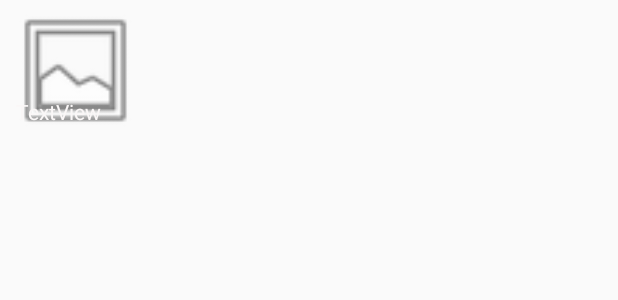
After one commit to devildanger973/samplemvvm, an Android app: the layout item_selected_add.xml on its own in the app's theme, with its tools: preview values and no code run, on a phone screen of 412 x 824 dp. The commit adds this screen. Shown: the top 300 px of the screen. Run offline under Robolectric (Android 15) with nearby library versions, the phone set to English and light mode, and no system bars.

Commit message:
add item

```diff
--- a/app/src/main/AndroidManifest.xml
+++ b/app/src/main/AndroidManifest.xml
@@ -40,6 +40,12 @@
         <activity
             android:name=".ImageEditorActivity"
             android:exported="true"
+            android:launchMode="singleTask"
+            >
+        </activity>
+        <activity
+            android:name=".AddItemActivity"
+            android:exported="true"
             >
         </activity>
 
--- a/app/src/main/java/com/example/myapplication/HeroAdapter.kt
+++ b/app/src/main/java/com/example/myapplication/HeroAdapter.kt
@@ -101,7 +101,6 @@ class HeroAdapter(private val mContext: Context, private val listener: OnItemCli
                 }
             } else {
                 count = 0
-//                listener.onCheck(count)
                 checkBox.visibility = View.GONE
                 parent1.setOnClickListener(null)
                 mImageHero.setOnClickListener {
@@ -110,7 +109,7 @@ class HeroAdapter(private val mContext: Context, private val listener: OnItemCli
             }
             Log.d("SSSSS", "$position = ${mHero[position]}  va isCheck " + isShowCheck)
             Log.d("SSSSS", "===============================================")
-
+            mHeroSelected.clear()
         }
     }
 
--- /dev/null
+++ b/app/src/main/res/layout/item_selected_add.xml
@@ -0,0 +1,46 @@
+<?xml version="1.0" encoding="utf-8"?>
+<androidx.constraintlayout.widget.ConstraintLayout xmlns:android="http://schemas.android.com/apk/res/android"
+    android:layout_width="wrap_content"
+    android:layout_height="wrap_content"
+    android:id="@+id/parent1"
+    xmlns:app="http://schemas.android.com/apk/res-auto"
+    xmlns:tools="http://schemas.android.com/tools">
+
+    <ImageView
+        android:id="@+id/itemSelectedAdd"
+        android:layout_width="90dp"
+        android:layout_height="90dp"
+        android:layout_marginStart="5dp"
+        android:layout_marginTop="2dp"
+        android:layout_marginEnd="1dp"
+        android:layout_marginBottom="2dp"
+        android:clickable="false"
+        android:focusable="false"
+        android:scaleType="center"
+        android:background="@android:drawable/ic_menu_gallery"
+        app:layout_constraintBottom_toBottomOf="parent"
+        app:layout_constraintEnd_toEndOf="parent"
+        app:layout_constraintHorizontal_bias="0.0"
+        app:layout_constraintStart_toStartOf="parent"
+        app:layout_constraintTop_toTopOf="parent"
+        app:layout_constraintVertical_bias="0.0" />
+
+    <TextView
+        android:id="@+id/text_name2"
+        android:layout_width="wrap_content"
+        android:layout_height="wrap_content"
+        android:layout_marginStart="8dp"
+        android:layout_marginTop="8dp"
+        android:layout_marginEnd="8dp"
+        android:layout_marginBottom="8dp"
+        android:text="TextView"
+        android:clickable="false"
+        android:focusable="false"
+        android:textColor="#FAF7F7"
+        app:layout_constraintBottom_toBottomOf="@+id/itemSelectedAdd"
+        app:layout_constraintEnd_toEndOf="parent"
+        app:layout_constraintHorizontal_bias="0.112"
+        app:layout_constraintStart_toStartOf="parent"
+        app:layout_constraintTop_toTopOf="@+id/itemSelectedAdd"
+        app:layout_constraintVertical_bias="1.0" />
+</androidx.constraintlayout.widget.ConstraintLayout>
```
Also changed, not shown: app/src/main/java/com/example/myapplication/AddItemActivity.kt (added, +145 -0 lines), app/src/main/java/com/example/myapplication/ImageEditorActivity.kt (+78 -32 lines), app/src/main/java/com/example/myapplication/MainActivity.kt (+7 -3 lines), app/src/main/res/layout/add_item_activity.xml (added, +40 -0 lines).
